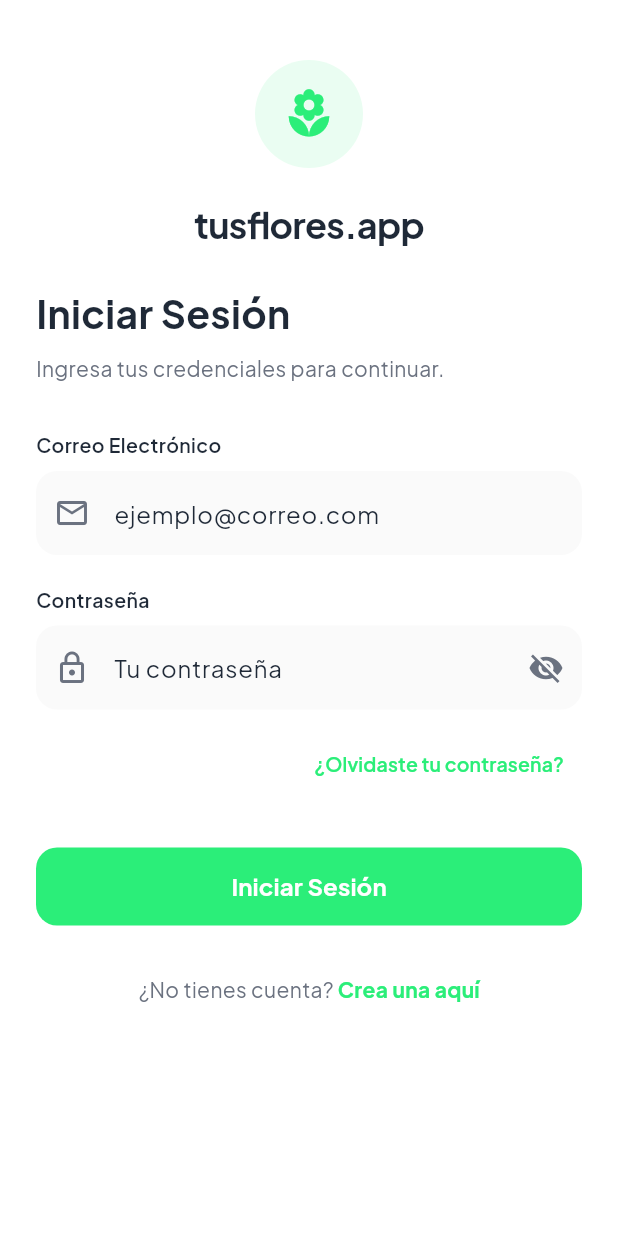
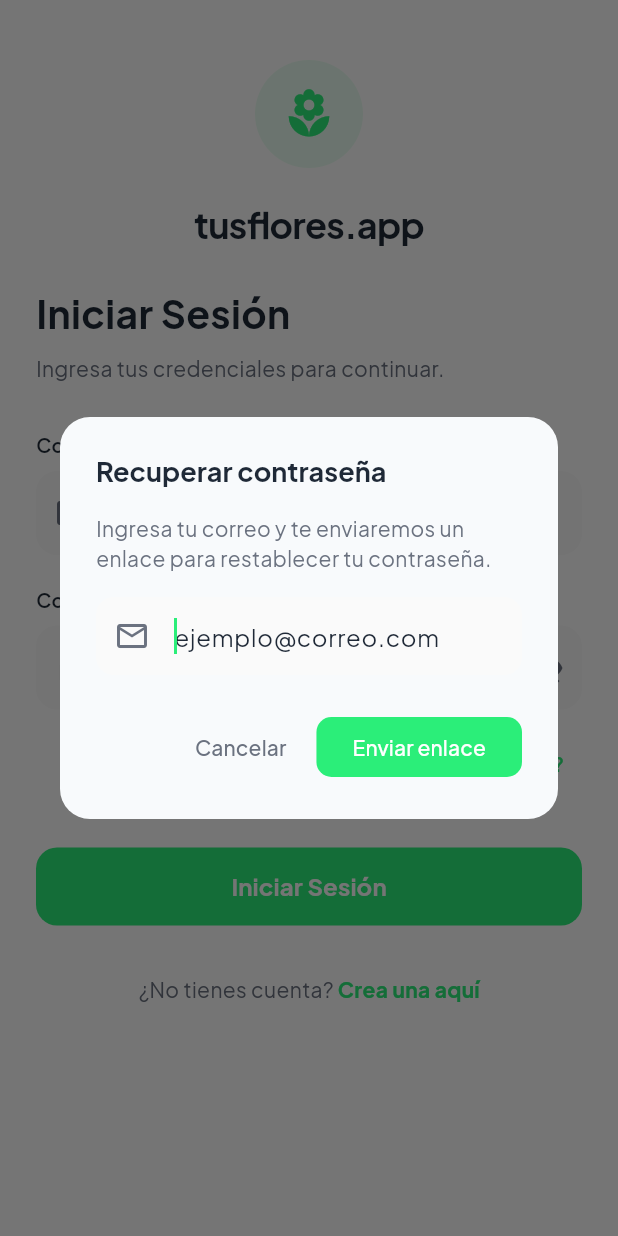
Before and after one commit to asistenciamx-design/tusflores_app, a Flutter app: the screen it shows after launch, after a tap on "¿Olvidaste tu contraseña?", on a phone screen of 412 x 824 dp. Run offline on Flutter 3.47's test engine with Material 3 defaults, Android fonts, the phone set to English and light mode, and no system bars; our stand-ins replace go_router, google_fonts, image_gallery_saver, image_picker, pdf, printing and 4 more; missing offline and left inert: dart:js, universal_html; accounts and stored records are empty; statements that could not run were skipped; project files that could hold a hidden picture were left out.

Commit message:
fix: recuperar contraseña funcional en pantalla de login
Agrega diálogo con campo de email y llama resetPasswordForEmail
de Supabase para enviar el enlace de restablecimiento.

Co-Authored-By: Claude Sonnet 4.6 <noreply@anthropic.com>

```diff
--- a/lib/features/auth/presentation/screens/login_screen.dart
+++ b/lib/features/auth/presentation/screens/login_screen.dart
@@ -92,6 +92,87 @@ class _LoginScreenState extends State<LoginScreen> {
     return 'No se pudo iniciar sesión. Intenta de nuevo.';
   }
 
+  Future<void> _showForgotPassword() async {
+    final emailCtrl = TextEditingController(text: _emailCtrl.text.trim());
+    final confirmed = await showDialog<bool>(
+      context: context,
+      builder: (ctx) => AlertDialog(
+        shape: RoundedRectangleBorder(borderRadius: BorderRadius.circular(20)),
+        title: const Text('Recuperar contraseña',
+            style: TextStyle(fontWeight: FontWeight.bold, fontSize: 18)),
+        content: Column(
+          mainAxisSize: MainAxisSize.min,
+          crossAxisAlignment: CrossAxisAlignment.start,
+          children: [
+            const Text(
+              'Ingresa tu correo y te enviaremos un enlace para restablecer tu contraseña.',
+              style: TextStyle(fontSize: 14, color: AppTheme.mutedLight),
+            ),
+            const SizedBox(height: 16),
+            TextField(
+              controller: emailCtrl,
+              keyboardType: TextInputType.emailAddress,
+              autofocus: true,
+              decoration: InputDecoration(
+                hintText: 'ejemplo@correo.com',
+                prefixIcon: const Icon(Icons.email_outlined, color: AppTheme.mutedLight),
+                filled: true,
+                fillColor: Colors.grey[50],
+                contentPadding: const EdgeInsets.symmetric(vertical: 14, horizontal: 12),
+                border: OutlineInputBorder(
+                  borderRadius: BorderRadius.circular(12),
+                  borderSide: BorderSide.none,
+                ),
+              ),
+            ),
+          ],
+        ),
+        actions: [
+          TextButton(
+            onPressed: () => Navigator.pop(ctx, false),
+            child: const Text('Cancelar', style: TextStyle(color: AppTheme.mutedLight)),
+          ),
+          ElevatedButton(
+            onPressed: () => Navigator.pop(ctx, true),
+            style: ElevatedButton.styleFrom(
+              backgroundColor: AppTheme.primary,
+              foregroundColor: Colors.white,
+              shape: RoundedRectangleBorder(borderRadius: BorderRadius.circular(10)),
+              elevation: 0,
+            ),
+            child: const Text('Enviar enlace'),
+          ),
+        ],
+      ),
+    );
+
+    if (confirmed != true) return;
+
+    final email = emailCtrl.text.trim();
+    if (email.isEmpty) return;
+
+    try {
+      await Supabase.instance.client.auth.resetPasswordForEmail(email);
+      if (mounted) {
+        ScaffoldMessenger.of(context).showSnackBar(
+          SnackBar(
+            content: Text('Enlace enviado a $email — revisa tu bandeja de entrada.'),
+            backgroundColor: AppTheme.primary,
+          ),
+        );
+      }
+    } catch (e) {
+      if (mounted) {
+        ScaffoldMessenger.of(context).showSnackBar(
+          const SnackBar(
+            content: Text('No se pudo enviar el correo. Verifica tu dirección.'),
+            backgroundColor: Colors.red,
+          ),
+        );
+      }
+    }
+  }
+
   @override
   Widget build(BuildContext context) {
     return Scaffold(
@@ -171,7 +252,7 @@ class _LoginScreenState extends State<LoginScreen> {
               Align(
                 alignment: Alignment.centerRight,
                 child: TextButton(
-                  onPressed: () {},
+                  onPressed: () => _showForgotPassword(),
                   child: const Text('¿Olvidaste tu contraseña?',
                     style: TextStyle(fontSize: 13, color: AppTheme.primary, fontWeight: FontWeight.w600)),
                 ),
```
